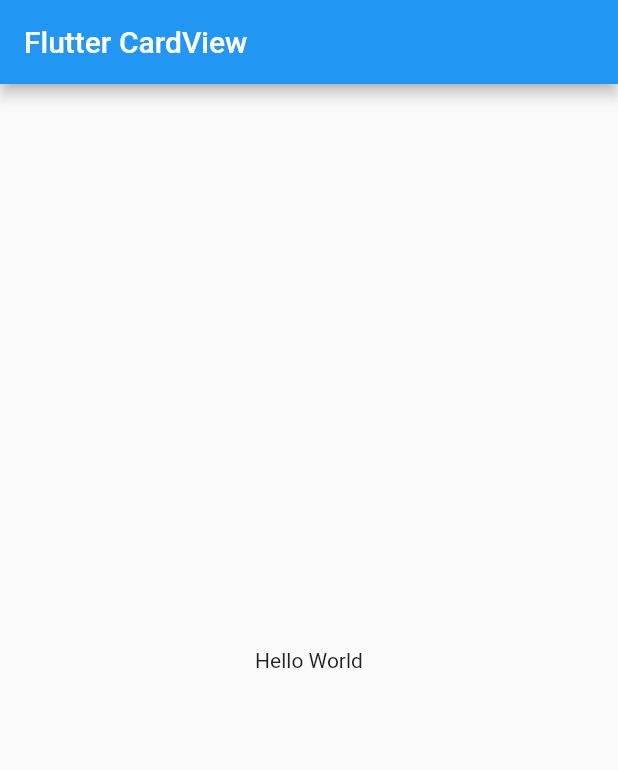
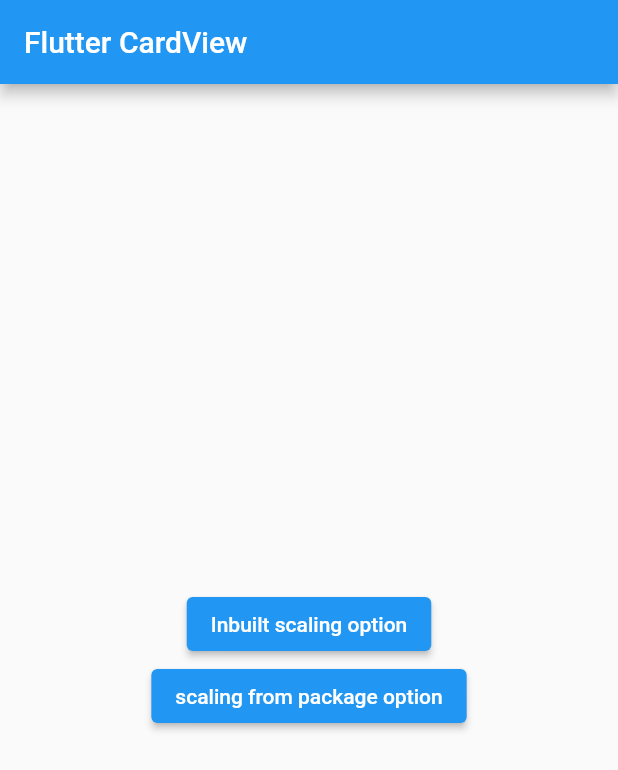
Before and after one commit to Safaanam/flutter_components, a Flutter app: the screen it shows after launch, on a phone screen of 412 x 824 dp. Shown: the top 770 px of the screen. Run offline on Flutter 3.47's test engine with Material 2 defaults, Android fonts, the phone set to English and light mode, and no system bars.

Commit message:
inbuilt scaling

```diff
--- a/lib/main.dart
+++ b/lib/main.dart
@@ -1,4 +1,5 @@
 import 'package:flutter/material.dart';
+import 'package:flutter_components/inbuilt/image_scaling.dart';
 
 void main() {
   runApp(const MyApp());
@@ -36,8 +37,20 @@
         appBar: AppBar(
           title: Text(widget.title),
         ),
-        body: const Center(
-          child: Text("Hello World")
+        body: Center(
+          child: Column(
+            mainAxisAlignment: MainAxisAlignment.center,
+            children: [
+              ElevatedButton(onPressed: () { Navigator.push(context,
+                  MaterialPageRoute(builder: (_) => const ImageScaling()));
+              },
+                  child: const Text("Inbuilt scaling option")
+              ),
+              ElevatedButton(onPressed: () {},
+                  child: const Text("scaling from package option")
+              ),
+            ],
+          ),
         ),
       ),
     );
--- a/pubspec.yaml
+++ b/pubspec.yaml
@@ -27,6 +27,7 @@
 # the latest version available on pub.dev. To see which dependencies have newer
 # versions available, run `flutter pub outdated`.
 dependencies:
+  image_picker: ^0.8.4+4
   flutter:
     sdk: flutter
 
```
Also changed, not shown: lib/inbuilt/image_scaling.dart (added, +41 -0 lines), lib/inbuilt/scaling_widget.dart (added, +16 -0 lines), assets/images/Camera.png (added), assets/images/camPic.png (added), pubspec.lock.
